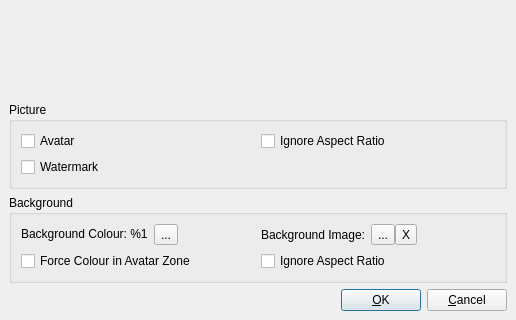
Old version of the form ImportDialog.ui in the repository SyDevTeam/gta5view; both pictures show x 0 to 516 and y 192 to 512 of the 516 by 512 pixel window.
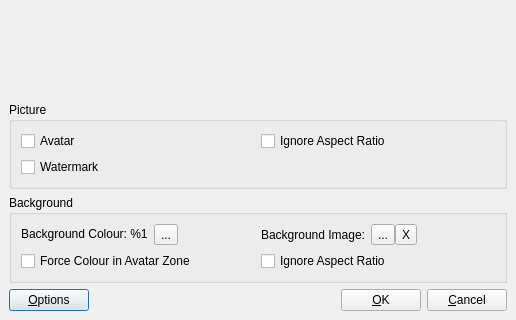
New version of the form. Custom widgets are drawn as their Qt base class.

Commit message: add ability to change picture while import process

What changed in the file:
```diff
--- a/ImportDialog.ui
+++ b/ImportDialog.ui
@@ -290,6 +290,16 @@
       </item>
       <item>
        <layout class="QHBoxLayout" name="hlButtons">
+        <item>
+         <widget class="QPushButton" name="cmdOptions">
+          <property name="toolTip">
+           <string>Import options</string>
+          </property>
+          <property name="text">
+           <string>&amp;Options</string>
+          </property>
+         </widget>
+        </item>
         <item>
          <spacer name="hsButtons">
           <property name="orientation">
```
Left out of the diff: 11 changed lines with no effect on the pictures. The commit also changes 20 other files.
